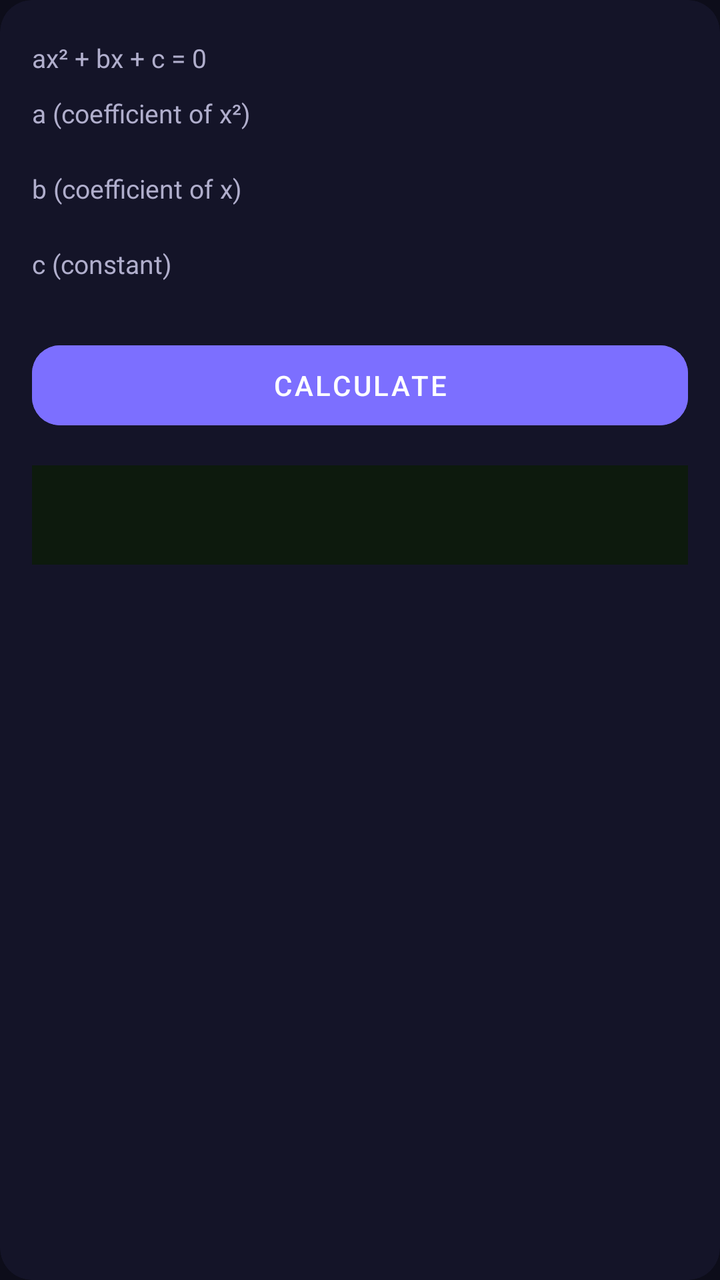
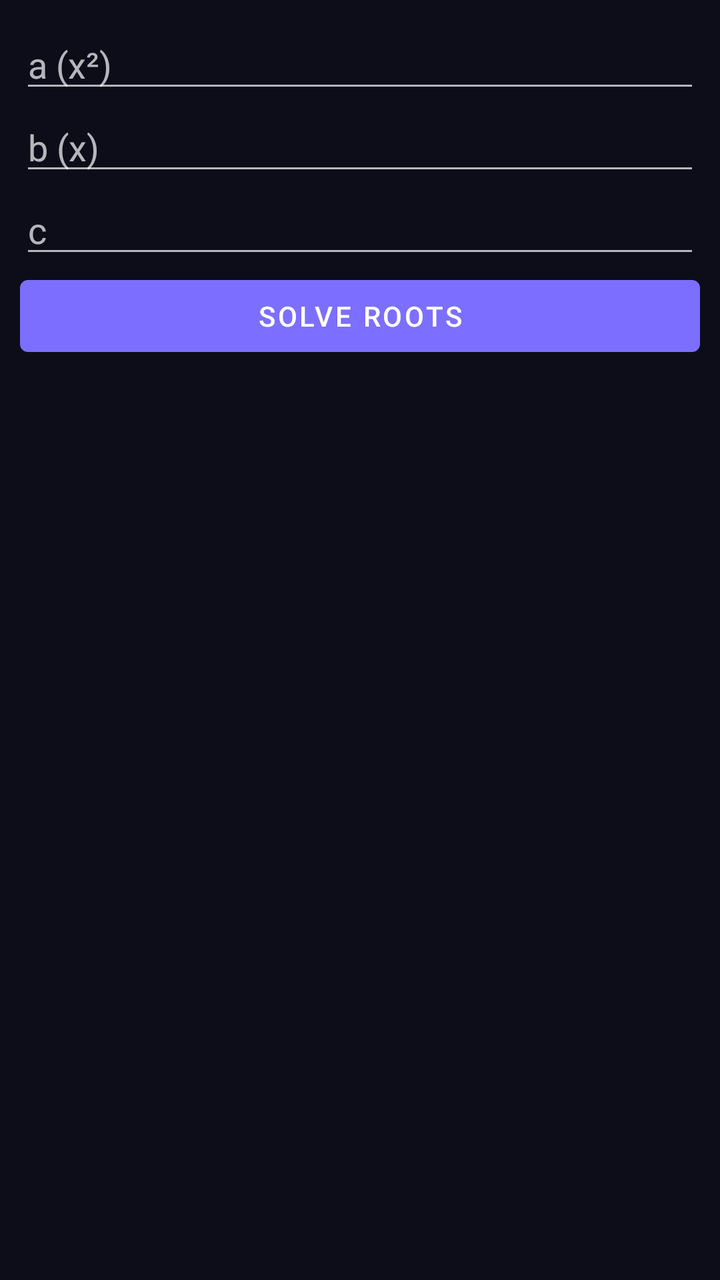

Before-and-after screenshots of an Android layout around one commit, followed by the original layout XML and the change that was made.
<!-- AndroidManifest.xml: application theme Theme.UltraCalc -->
<!-- res/layout/panel_quad.xml -->
<androidx.cardview.widget.CardView xmlns:android="http://schemas.android.com/apk/res/android"
    xmlns:app="http://schemas.android.com/apk/res-auto"
    android:layout_width="match_parent" android:layout_height="wrap_content"
    app:cardCornerRadius="16dp" app:cardElevation="0dp" app:cardBackgroundColor="#141428">
    <LinearLayout android:layout_width="match_parent" android:layout_height="wrap_content"
        android:orientation="vertical" android:padding="16dp">
        <TextView android:layout_width="wrap_content" android:layout_height="wrap_content"
            android:text="ax² + bx + c = 0" android:textSize="13sp" android:textColor="#B0AECC"
            android:layout_marginBottom="6dp" android:layout_marginTop="4dp"/>        <TextView android:layout_width="wrap_content" android:layout_height="wrap_content"
            android:text="a (coefficient of x²)" android:textSize="13sp" android:textColor="#B0AECC"
            android:layout_marginBottom="6dp" android:layout_marginTop="4dp"/>        <EditText android:id="@+id/etA" android:layout_width="match_parent"
            android:textColor="#FFFFFF" android:textSize="16sp" android:inputType="numberDecimal"
            android:background="#1C1C38" android:paddingStart="12dp" android:paddingEnd="12dp"
            android:layout_marginBottom="10dp"/>        <TextView android:layout_width="wrap_content" android:layout_height="wrap_content"
            android:text="b (coefficient of x)" android:textSize="13sp" android:textColor="#B0AECC"
            android:layout_marginBottom="6dp" android:layout_marginTop="4dp"/>        <EditText android:id="@+id/etB" android:layout_width="match_parent"
            android:textColor="#FFFFFF" android:textSize="16sp" android:inputType="numberSigned|numberDecimal"
            android:background="#1C1C38" android:paddingStart="12dp" android:paddingEnd="12dp"
            android:layout_marginBottom="10dp"/>        <TextView android:layout_width="wrap_content" android:layout_height="wrap_content"
            android:text="c (constant)" android:textSize="13sp" android:textColor="#B0AECC"
            android:layout_marginBottom="6dp" android:layout_marginTop="4dp"/>        <EditText android:id="@+id/etC" android:layout_width="match_parent"
            android:textColor="#FFFFFF" android:textSize="16sp" android:inputType="numberSigned|numberDecimal"
            android:background="#1C1C38" android:paddingStart="12dp" android:paddingEnd="12dp"
            android:layout_marginBottom="10dp"/>        <com.google.android.material.button.MaterialButton android:id="@+id/btnCalc"
            style="@style/Widget.MaterialComponents.Button.UnelevatedButton"
            android:layout_width="match_parent" android:layout_height="52dp"
            android:text="CALCULATE" android:textColor="#FFFFFF" android:backgroundTint="#7C6FFF"
            android:layout_marginTop="10dp" app:cornerRadius="14dp"/>        <TextView android:id="@+id/tvResult" android:layout_width="match_parent"
            android:layout_height="wrap_content" android:text="" android:textSize="16sp"
            android:textColor="#00E676" android:layout_marginTop="14dp"
            android:padding="14dp" android:background="#0D1A0D" android:lineSpacingExtra="4dp"/>
    </LinearLayout>
</androidx.cardview.widget.CardView>
<!-- resources referenced by this layout -->
<resources>
  <style name="Theme.UltraCalc" parent="Theme.MaterialComponents.NoActionBar">
          <item name="colorPrimary">@color/primary</item>
          <item name="colorPrimaryVariant">@color/primaryDark</item>
          <item name="colorOnPrimary">@color/white</item>
          <item name="colorSecondary">@color/accentCyan</item>
          <item name="android:windowBackground">@color/bg</item>
          <item name="android:statusBarColor">@color/bg</item>
          <item name="android:navigationBarColor">@color/bg</item>
          <item name="android:windowLightStatusBar">false</item>
      </style>
  <color name="primary">#7C6FFF</color>
  <color name="primaryDark">#5A4FCC</color>
  <color name="white">#FFFFFF</color>
  <color name="accentCyan">#00E5FF</color>
  <color name="bg">#0D0D1A</color>
</resources>

<!-- the commit's change to res/layout/panel_quad.xml (unified diff, before → after) -->
@@ -1,33 +1,10 @@
-<androidx.cardview.widget.CardView xmlns:android="http://schemas.android.com/apk/res/android"
-    xmlns:app="http://schemas.android.com/apk/res-auto"
+<?xml version="1.0" encoding="utf-8"?>
+<LinearLayout xmlns:android="http://schemas.android.com/apk/res/android"
     android:layout_width="match_parent" android:layout_height="wrap_content"
-    app:cardCornerRadius="16dp" app:cardElevation="0dp" app:cardBackgroundColor="#141428">
-    <LinearLayout android:layout_width="match_parent" android:layout_height="wrap_content"
-        android:orientation="vertical" android:padding="16dp">
-        <TextView android:layout_width="wrap_content" android:layout_height="wrap_content"
-            android:text="ax² + bx + c = 0" android:textSize="13sp" android:textColor="#B0AECC"
-            android:layout_marginBottom="6dp" android:layout_marginTop="4dp"/>        <TextView android:layout_width="wrap_content" android:layout_height="wrap_content"
-            android:text="a (coefficient of x²)" android:textSize="13sp" android:textColor="#B0AECC"
-            android:layout_marginBottom="6dp" android:layout_marginTop="4dp"/>        <EditText android:id="@+id/etA" android:layout_width="match_parent"
-            android:textColor="#FFFFFF" android:textSize="16sp" android:inputType="numberDecimal"
-            android:background="#1C1C38" android:paddingStart="12dp" android:paddingEnd="12dp"
-            android:layout_marginBottom="10dp"/>        <TextView android:layout_width="wrap_content" android:layout_height="wrap_content"
-            android:text="b (coefficient of x)" android:textSize="13sp" android:textColor="#B0AECC"
-            android:layout_marginBottom="6dp" android:layout_marginTop="4dp"/>        <EditText android:id="@+id/etB" android:layout_width="match_parent"
-            android:textColor="#FFFFFF" android:textSize="16sp" android:inputType="numberSigned|numberDecimal"
-            android:background="#1C1C38" android:paddingStart="12dp" android:paddingEnd="12dp"
-            android:layout_marginBottom="10dp"/>        <TextView android:layout_width="wrap_content" android:layout_height="wrap_content"
-            android:text="c (constant)" android:textSize="13sp" android:textColor="#B0AECC"
-            android:layout_marginBottom="6dp" android:layout_marginTop="4dp"/>        <EditText android:id="@+id/etC" android:layout_width="match_parent"
-            android:textColor="#FFFFFF" android:textSize="16sp" android:inputType="numberSigned|numberDecimal"
-            android:background="#1C1C38" android:paddingStart="12dp" android:paddingEnd="12dp"
-            android:layout_marginBottom="10dp"/>        <com.google.android.material.button.MaterialButton android:id="@+id/btnCalc"
-            style="@style/Widget.MaterialComponents.Button.UnelevatedButton"
-            android:layout_width="match_parent" android:layout_height="52dp"
-            android:text="CALCULATE" android:textColor="#FFFFFF" android:backgroundTint="#7C6FFF"
-            android:layout_marginTop="10dp" app:cornerRadius="14dp"/>        <TextView android:id="@+id/tvResult" android:layout_width="match_parent"
-            android:layout_height="wrap_content" android:text="" android:textSize="16sp"
-            android:textColor="#00E676" android:layout_marginTop="14dp"
-            android:padding="14dp" android:background="#0D1A0D" android:lineSpacingExtra="4dp"/>
-    </LinearLayout>
-</androidx.cardview.widget.CardView>
+    android:orientation="vertical" android:padding="10dp">
+    <EditText android:id="@+id/etA" android:layout_width="match_parent" android:layout_height="wrap_content" android:hint="a (x²)" android:inputType="numberDecimal|numberSigned"/>
+    <EditText android:id="@+id/etB" android:layout_width="match_parent" android:layout_height="wrap_content" android:hint="b (x)" android:inputType="numberDecimal|numberSigned"/>
+    <EditText android:id="@+id/etC" android:layout_width="match_parent" android:layout_height="wrap_content" android:hint="c" android:inputType="numberDecimal|numberSigned"/>
+    <Button android:id="@+id/btnCalc" android:layout_width="match_parent" android:layout_height="wrap_content" android:text="Solve Roots"/>
+    <TextView android:id="@+id/tvResult" android:layout_width="match_parent" android:layout_height="wrap_content" android:paddingTop="10dp"/>
+</LinearLayout>
